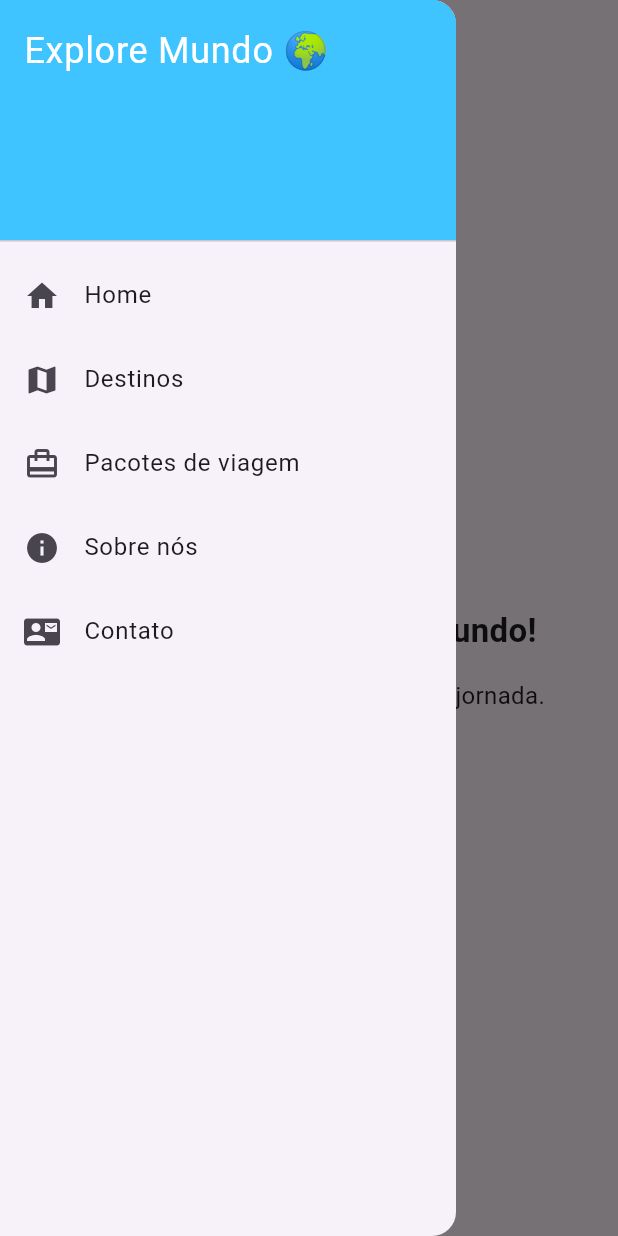
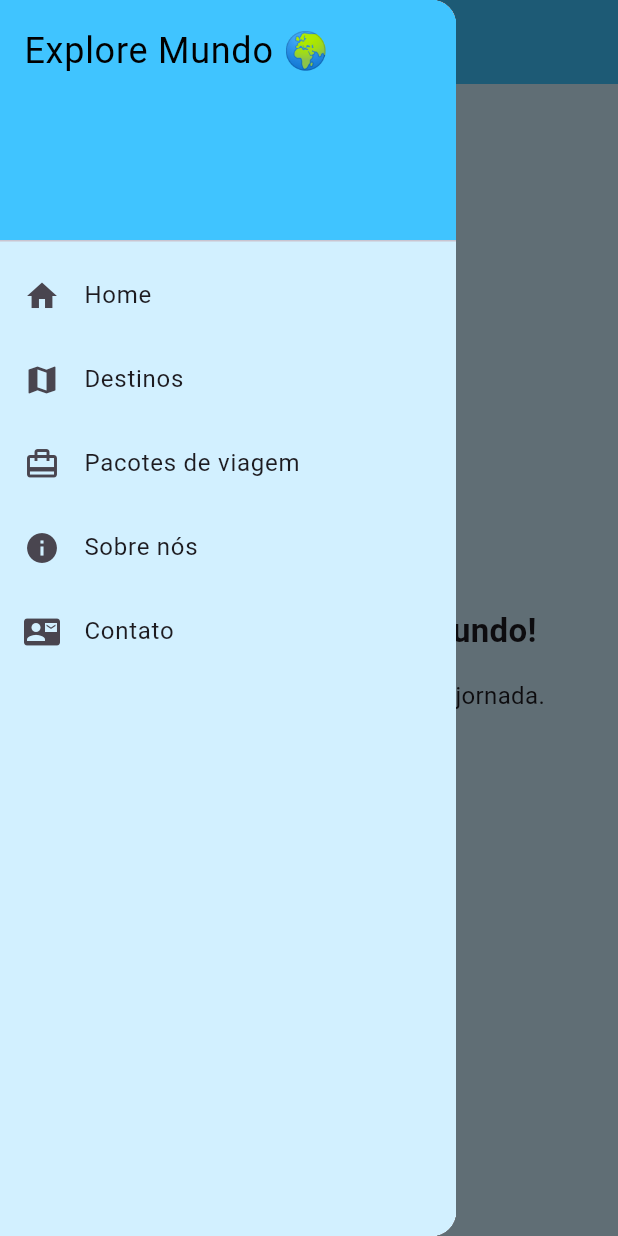
Before and after one commit to PedroAvilar/explore_mundo, a Flutter app: the screen it shows after launch, with the side drawer open, on a phone screen of 412 x 824 dp. Run offline on Flutter 3.47's test engine with Material 3 defaults, Android fonts, the phone set to English and light mode, and no system bars; our stand-ins replace share_plus.

Commit message:
Alterações nos estilos das páginas.

```diff
--- a/lib/widgets/barra_de_busca.dart
+++ b/lib/widgets/barra_de_busca.dart
@@ -9,7 +9,7 @@ class BarraDeBuscaFixa extends SliverPersistentHeaderDelegate {
   @override
   Widget build(BuildContext context, double shrinkOffset, bool overlapsContent) {
     return Container(
-      color: Theme.of(context).scaffoldBackgroundColor,
+      color: const Color.fromARGB(255, 140, 220, 255),
       padding: const EdgeInsets.all(12),
       alignment: Alignment.center,
       child: TextField(
--- a/lib/widgets/menu_navegacao.dart
+++ b/lib/widgets/menu_navegacao.dart
@@ -13,6 +13,8 @@ class MenuNavegacao extends StatelessWidget {
   Widget build(BuildContext context) {
     //Menu lateral deslizante com uma lista de opções
     return Drawer(
+      child: Container(
+        color: const Color.fromARGB(255, 210, 240, 255),
         child: ListView(
           padding: EdgeInsets.zero,
           children: [
@@ -24,7 +26,7 @@ class MenuNavegacao extends StatelessWidget {
               child: Text(
                 'Explore Mundo 🌍',
                 style: TextStyle(
-                color: Colors.white,
+                  color: Colors.black,
                   fontSize: 24,
                 ),
               ),
@@ -76,6 +78,7 @@ class MenuNavegacao extends StatelessWidget {
             ),
           ],
         ),
+      ),
     );
   }
 }
--- a/lib/widgets/tela_base.dart
+++ b/lib/widgets/tela_base.dart
@@ -19,6 +19,7 @@ class TelaBase extends StatelessWidget {
       //Barra superior com título dinâmico
       appBar: AppBar(
         title: Text(titulo),
+        backgroundColor: Colors.lightBlueAccent,
       ),
       //Menu lateral reutilizável
       drawer: MenuNavegacao(
@@ -29,7 +30,12 @@ class TelaBase extends StatelessWidget {
         },
       ),
       //Corpo da tela
-      body: SafeArea(child: corpo),
+      body: SafeArea(
+        child: Container(
+          color: const Color.fromARGB(255, 210, 240, 255),
+          child: corpo,
+        )
+      ),
     );
   }
 }
```
Lines whose indentation alone changed are shown as unchanged.
